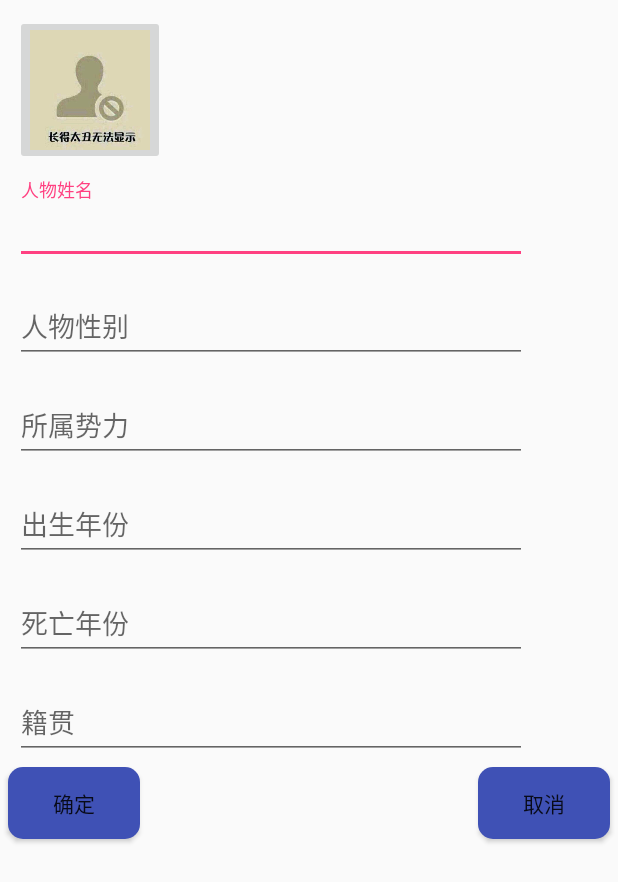
After one commit to YH-Chen/ThreeKingdoms, an Android app: the newItem screen opened directly, with no data from a screen before it, on a phone screen of 412 x 824 dp. The commit adds this screen. Shown: the top 882 px of the screen. Run offline under Robolectric (Android 15) with nearby library versions, the phone set to English and light mode, and no system bars.

Commit message:
Uri得到的Bitmap一致为空

```diff
--- /dev/null
+++ b/app/src/main/java/com/chan/kingdom3/newItem.java
@@ -0,0 +1,137 @@
+package com.chan.kingdom3;
+
+import android.content.Intent;
+import android.graphics.Bitmap;
+import android.graphics.BitmapFactory;
+import android.net.Uri;
+import android.os.Build;
+import android.provider.MediaStore;
+import android.support.design.widget.TextInputEditText;
+import android.support.design.widget.TextInputLayout;
+import android.support.v4.content.FileProvider;
+import android.support.v7.app.AppCompatActivity;
+import android.os.Bundle;
+import android.view.View;
+import android.widget.Button;
+import android.widget.EditText;
+import android.widget.ImageButton;
+import android.widget.ImageView;
+
+import java.io.ByteArrayOutputStream;
+import java.io.File;
+import java.io.FileNotFoundException;
+import java.io.IOException;
+
+public class newItem extends AppCompatActivity {
+
+    public static final int TAKE_PHOTO = 2;
+    ImageButton imageBtn;
+    private Uri imageUri;
+
+    TextInputLayout nameTextInput;
+    TextInputLayout genderTextInput;
+    TextInputLayout kingdomTextInput;
+    TextInputLayout birthTextInput;
+    TextInputLayout deathTextInput;
+    TextInputLayout native_placeTextInput;
+    byte[] imageInput;
+    @Override
+    protected void onCreate(Bundle savedInstanceState) {
+        super.onCreate(savedInstanceState);
+        setContentView(R.layout.activity_new_item);
+
+        nameTextInput = (TextInputLayout)findViewById(R.id.character_name_textinput);
+        genderTextInput = (TextInputLayout)findViewById(R.id.character_gender_textinput);
+        kingdomTextInput = (TextInputLayout)findViewById(R.id.character_kingdom_textinput);
+        birthTextInput = (TextInputLayout)findViewById(R.id.character_birth_textinput);
+        deathTextInput = (TextInputLayout)findViewById(R.id.character_death_textinput);
+        native_placeTextInput = (TextInputLayout)findViewById(R.id.character_native_place_textinput);
+        imageInput = bmTObyte(BitmapFactory.decodeResource(getResources(), R.drawable.default_image));
+
+        imageBtn = (ImageButton)findViewById(R.id.character_image_button);
+        imageBtn.setOnClickListener(new View.OnClickListener() {
+            @Override
+            public void onClick(View v) {
+                //创建File对象，用于存储拍照后的图片
+                File outputImage = new File(getExternalCacheDir(), "output_image.jpg");
+                try {
+                    if (outputImage.exists()) {
+                        outputImage.delete();
+                    }
+                    outputImage.createNewFile();
+                }catch (IOException e){
+                    e.printStackTrace();
+                }
+                if(Build.VERSION.SDK_INT >= 24){
+                    imageUri = FileProvider.getUriForFile(newItem.this, "com.chan.fileprovider", outputImage);
+                }else {
+                    imageUri = Uri.fromFile(outputImage);
+                }
+                //启动相机程序
+                Intent intentTOphoto = new Intent("android.media.action.IMAGE_CAPTURE");
+                intentTOphoto.putExtra(MediaStore.EXTRA_OUTPUT, imageUri);
+                startActivityForResult(intentTOphoto, TAKE_PHOTO);
+            }
+        });
+
+        Button confirmBtn = (Button)findViewById(R.id.confirm);
+        confirmBtn.setOnClickListener(new View.OnClickListener() {
+            @Override
+            public void onClick(View v) {
+                character newCharacter = new character();
+                newCharacter.setName(nameTextInput.getEditText().getText().toString());
+                newCharacter.setGender(genderTextInput.getEditText().getText().toString());
+                newCharacter.setKingdom(kingdomTextInput.getEditText().getText().toString());
+                newCharacter.setBirth(birthTextInput.getEditText().getText().toString());
+                newCharacter.setDeath(deathTextInput.getEditText().getText().toString());
+                newCharacter.setNative_place(native_placeTextInput.getEditText().getText().toString());
+                newCharacter.setImage(imageInput);
+                newCharacter.save();
+
+                Intent intent = new Intent();
+                intent.putExtra("ID", newCharacter.getId());
+                setResult(RESULT_OK, intent);
+                finish();
+            }
+        });//end confirmBtn Listener
+
+        Button cancelBtn = (Button)findViewById(R.id.cancel);
+        cancelBtn.setOnClickListener(new View.OnClickListener() {
+            @Override
+            public void onClick(View v) {
+                Intent intent = new Intent();
+                intent.putExtra("ID", -1);
+                setResult(RESULT_CANCELED, intent);
+                finish();
+            }
+        });
+    }//end Create
+
+    //bitmap转为字节流
+    private byte[] bmTObyte(Bitmap bm){
+        ByteArrayOutputStream baos = new ByteArrayOutputStream();
+        bm.compress(Bitmap.CompressFormat.PNG, 100, baos);
+        return baos.toByteArray();
+    }
+
+    //接受相机activity的返回
+    @Override
+    protected void onActivityResult(int requestCode, int resultCode, Intent data){
+        switch (requestCode){
+            case TAKE_PHOTO:
+                if(resultCode == RESULT_OK){
+                    try{
+                        //将拍摄的照片显示
+                        Bitmap photoBM = BitmapFactory.decodeStream(getContentResolver().openInputStream(imageUri));
+//                        imageInput = bmTObyte(photoBM);
+                        imageBtn.setImageBitmap(photoBM);
+                    }catch (FileNotFoundException e){
+                        e.printStackTrace();
+                    }
+                }
+                break;
+            default:
+                break;
+        }
+    }
+}
--- /dev/null
+++ b/app/src/main/res/drawable/shape_corner.xml
@@ -0,0 +1,6 @@
+<?xml version="1.0" encoding="utf-8"?>
+<shape xmlns:android="http://schemas.android.com/apk/res/android">
+    <solid android:color="@color/colorPrimary" />
+    <corners android:radius="10dp"/>
+    <stroke android:width="0dp" android:color="#000000" />
+</shape>
--- /dev/null
+++ b/app/src/main/res/layout/activity_new_item.xml
@@ -0,0 +1,132 @@
+<?xml version="1.0" encoding="utf-8"?>
+<android.support.constraint.ConstraintLayout xmlns:android="http://schemas.android.com/apk/res/android"
+    xmlns:app="http://schemas.android.com/apk/res-auto"
+    xmlns:tools="http://schemas.android.com/tools"
+    android:layout_width="match_parent"
+    android:layout_height="match_parent"
+    tools:context="com.chan.kingdom3.newItem">
+    <ImageButton
+        android:id="@+id/character_image_button"
+        android:layout_width="100dp"
+        android:layout_height="100dp"
+        android:src="@drawable/default_image"
+        android:scaleType="centerCrop"
+        app:layout_constraintLeft_toLeftOf="parent"
+        app:layout_constraintTop_toTopOf="parent"
+        android:layout_margin="10dp"/>
+    <android.support.design.widget.TextInputLayout
+        android:id="@+id/character_name_textinput"
+        android:layout_width="wrap_content"
+        android:layout_height="wrap_content"
+        app:layout_constraintLeft_toLeftOf="parent"
+        app:layout_constraintTop_toBottomOf="@+id/character_image_button"
+        android:layout_margin="10dp">
+        <EditText
+            android:layout_width="wrap_content"
+            android:layout_height="wrap_content"
+            android:ems="16"
+            android:textSize="18sp"
+            android:inputType="text"
+            android:hint="人物姓名"/>
+    </android.support.design.widget.TextInputLayout>
+
+    <android.support.design.widget.TextInputLayout
+        android:id="@+id/character_gender_textinput"
+        android:layout_width="wrap_content"
+        android:layout_height="wrap_content"
+        app:layout_constraintLeft_toLeftOf="parent"
+        app:layout_constraintTop_toBottomOf="@+id/character_name_textinput"
+        android:layout_margin="10dp">
+        <EditText
+            android:layout_width="wrap_content"
+            android:layout_height="wrap_content"
+            android:ems="16"
+            android:textSize="18sp"
+            android:inputType="text"
+            android:hint="人物性别"/>
+    </android.support.design.widget.TextInputLayout>
+
+    <android.support.design.widget.TextInputLayout
+        android:id="@+id/character_kingdom_textinput"
+        android:layout_width="wrap_content"
+        android:layout_height="wrap_content"
+        app:layout_constraintLeft_toLeftOf="parent"
+        app:layout_constraintTop_toBottomOf="@+id/character_gender_textinput"
+        android:layout_margin="10dp">
+        <EditText
+            android:layout_width="wrap_content"
+            android:layout_height="wrap_content"
+            android:ems="16"
+            android:textSize="18sp"
+            android:inputType="text"
+            android:hint="所属势力"/>
+    </android.support.design.widget.TextInputLayout>
+
+    <android.support.design.widget.TextInputLayout
+        android:id="@+id/character_birth_textinput"
+        android:layout_width="wrap_content"
+        android:layout_height="wrap_content"
+        app:layout_constraintLeft_toLeftOf="parent"
+        app:layout_constraintTop_toBottomOf="@+id/character_kingdom_textinput"
+        android:layout_margin="10dp">
+        <EditText
+            android:layout_width="wrap_content"
+            android:layout_height="wrap_content"
+            android:ems="16"
+            android:textSize="18sp"
+            android:inputType="text"
+            android:hint="出生年份"/>
+    </android.support.design.widget.TextInputLayout>
+
+    <android.support.design.widget.TextInputLayout
+        android:id="@+id/character_death_textinput"
+        android:layout_width="wrap_content"
+        android:layout_height="wrap_content"
+        app:layout_constraintLeft_toLeftOf="parent"
+        app:layout_constraintTop_toBottomOf="@+id/character_birth_textinput"
+        android:layout_margin="10dp">
+        <EditText
+            android:layout_width="wrap_content"
+            android:layout_height="wrap_content"
+            android:ems="16"
+            android:textSize="18sp"
+            android:inputType="text"
+            android:hint="死亡年份"/>
+    </android.support.design.widget.TextInputLayout>
+
+    <android.support.design.widget.TextInputLayout
+        android:id="@+id/character_native_place_textinput"
+        android:layout_width="wrap_content"
+        android:layout_height="wrap_content"
+        app:layout_constraintLeft_toLeftOf="parent"
+        app:layout_constraintTop_toBottomOf="@+id/character_death_textinput"
+        android:layout_margin="10dp">
+        <EditText
+            android:layout_width="wrap_content"
+            android:layout_height="wrap_content"
+            android:ems="16"
+            android:textSize="18sp"
+            android:inputType="text"
+            android:hint="籍贯"/>
+    </android.support.design.widget.TextInputLayout>
+
+    <Button
+        android:id="@+id/confirm"
+        android:layout_width="wrap_content"
+        android:layout_height="wrap_content"
+        android:text="确定"
+        android:background="@drawable/shape_corner"
+        app:layout_constraintTop_toBottomOf="@+id/character_native_place_textinput"
+        app:layout_constraintLeft_toLeftOf="parent"
+        android:layout_margin="5dp"/>
+
+    <Button
+        android:id="@+id/cancel"
+        android:layout_width="wrap_content"
+        android:layout_height="wrap_content"
+        android:text="取消"
+        android:background="@drawable/shape_corner"
+        app:layout_constraintTop_toBottomOf="@+id/character_native_place_textinput"
+        app:layout_constraintRight_toRightOf="parent"
+        android:layout_margin="5dp"/>
+</android.support.constraint.ConstraintLayout>
--- /dev/null
+++ b/app/src/main/res/xml/file_path.xml
@@ -0,0 +1,6 @@
+<?xml version="1.0" encoding="utf-8"?>
+<paths xmlns:android="http://schemas.android.com/apk/res/android">
+    <external-path
+        name="my_images"
+        path=""/>
+</paths>
```
Also changed, not shown: app/src/main/AndroidManifest.xml (+12 -2 lines), app/src/main/java/com/chan/kingdom3/MainActivity.java (+43 -13 lines), app/src/main/res/layout/activity_main.xml (+11 -0 lines), app/src/main/res/drawable/default_image.png (added), app/src/main/res/drawable/plus.png (added).
